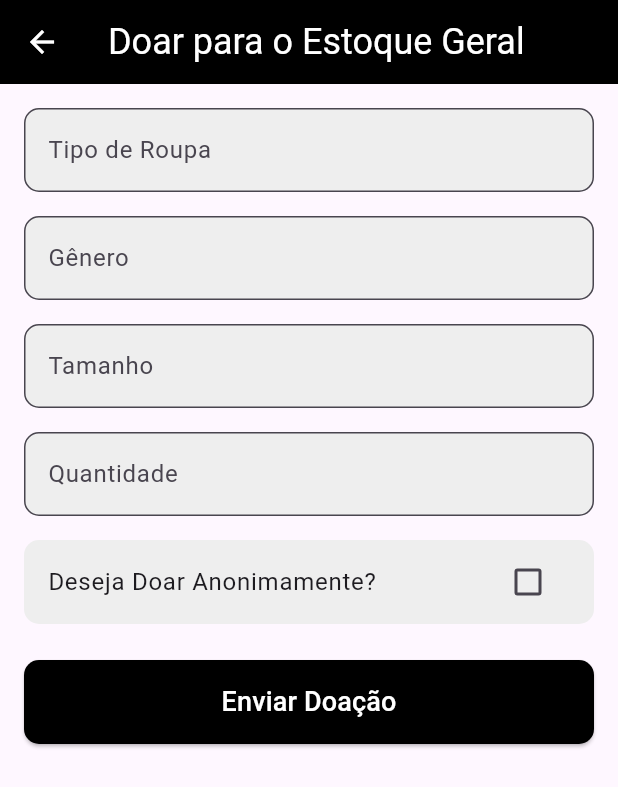
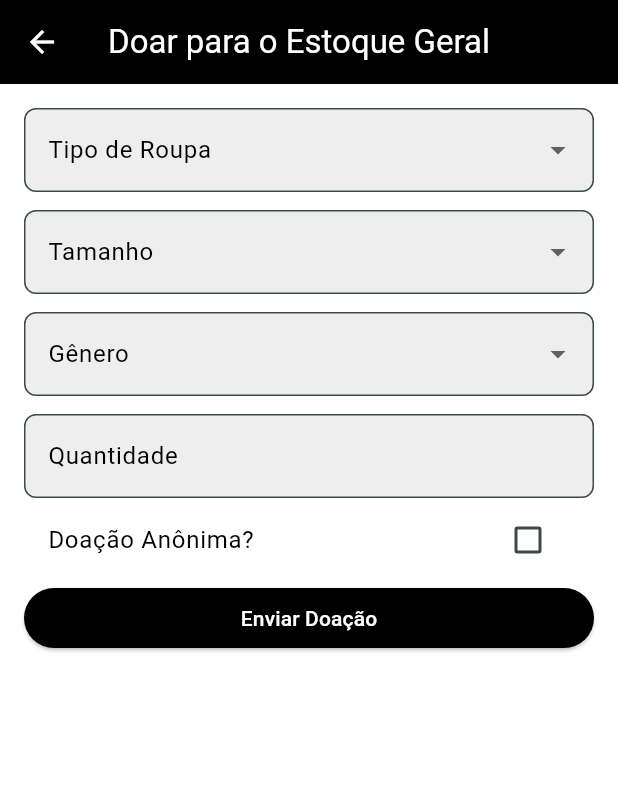
Before and after one commit to JeffersonRCampos/Doa_Roupa_Flutter_projeto1.0, a Flutter app: the NovaDoacao screen opened directly, on a phone screen of 412 x 824 dp. Shown: the top 787 px of the screen. Run offline on Flutter 3.47's test engine with Material 3 defaults, Android fonts, the light colour scheme and no system bars; our stand-ins replace image_picker, supabase_flutter; accounts and stored records are empty.

Commit message:
a'
final?

```diff
--- a/lib/tela/doacao.dart
+++ b/lib/tela/doacao.dart
@@ -16,10 +16,23 @@ class _NovaDoacaoState extends State<NovaDoacao> {
   bool _anonimo = false;
   final RoupaDatabase _database = RoupaDatabase();
 
-  // Lista de itens pedidos pela atividade
   List<Map<String, dynamic>> _itensAtividade = [];
-  // Item selecionado pelo usuário (preenche automaticamente tipo, gênero e tamanho)
   Map<String, dynamic>? _itemSelecionado;
+
+  final List<String> _tiposRoupa = [
+    "Calça",
+    "Camisa",
+    "Bermuda",
+    "Vestido",
+    "Casaco",
+    "Blusa"
+  ];
+  final List<String> _tamanhos = ["Infantil", "P", "M", "G", "GG"];
+  final List<String> _generos = ["Masculino", "Feminino", "Unissex"];
+
+  String? _tipoRoupaSelecionado;
+  String? _tamanhoSelecionado;
+  String? _generoSelecionado;
 
   @override
   void initState() {
@@ -36,9 +49,9 @@ class _NovaDoacaoState extends State<NovaDoacao> {
           .select('itens')
           .eq('id', widget.atividadeId!)
           .single();
-      final data = response;
       setState(() {
-        _itensAtividade = List<Map<String, dynamic>>.from(data['itens'] ?? []);
+        _itensAtividade =
+            List<Map<String, dynamic>>.from(response['itens'] ?? []);
       });
     } catch (error) {
       ScaffoldMessenger.of(context).showSnackBar(
@@ -47,30 +60,33 @@ class _NovaDoacaoState extends State<NovaDoacao> {
   }
 
   void _selecionarItem(Map<String, dynamic> item) {
-    setState(() {
-      _itemSelecionado = item;
-    });
+    setState(() => _itemSelecionado = item);
   }
 
   Future<void> _registrarDoacao() async {
-    if (_itemSelecionado == null || _quantidadeController.text.isEmpty) {
+    if (_itemSelecionado == null &&
+        (_tipoRoupaSelecionado == null ||
+            _tamanhoSelecionado == null ||
+            _generoSelecionado == null)) {
       ScaffoldMessenger.of(context).showSnackBar(const SnackBar(
-          content: Text('Selecione um item e informe a quantidade.')));
+          content: Text('Selecione um item ou preencha os campos.')));
       return;
     }
-    // Cria o mapa de dados da doação
+
     final Map<String, dynamic> doacaoMap = {
       'doador_id': Supabase.instance.client.auth.currentUser?.id ?? '',
-      'tipo_roupa': _itemSelecionado!['tipo_roupa'] ?? '',
-      'genero': _itemSelecionado!['genero'] ?? '',
-      'tamanho': _itemSelecionado!['tamanho'] ?? '',
+      'tipo_roupa': _itemSelecionado?['tipo_roupa'] ?? _tipoRoupaSelecionado,
+      'genero': _itemSelecionado?['genero'] ?? _generoSelecionado,
+      'tamanho': _itemSelecionado?['tamanho'] ?? _tamanhoSelecionado,
       'quantidade': int.parse(_quantidadeController.text),
       'anonimo': _anonimo,
       'status': 'pendente',
     };
+
     if (widget.atividadeId != null) {
       doacaoMap['atividade_id'] = widget.atividadeId;
     }
+
     try {
       await _database.client.from('doacoes').insert(doacaoMap);
       Navigator.pushReplacement(
@@ -79,7 +95,8 @@ class _NovaDoacaoState extends State<NovaDoacao> {
           builder: (_) => Agradecimento(
             nomeDoador: _anonimo ? 'Anônimo' : 'Usuário',
             quantidade: int.parse(_quantidadeController.text),
-            tipoRoupa: _itemSelecionado!['tipo_roupa'] ?? '',
+            tipoRoupa:
+                _itemSelecionado?['tipo_roupa'] ?? _tipoRoupaSelecionado!,
           ),
         ),
       );
@@ -89,21 +106,29 @@ class _NovaDoacaoState extends State<NovaDoacao> {
     }
   }
 
+  InputDecoration campo(String label) {
+    return InputDecoration(
+      labelText: label,
+      filled: true,
+      fillColor: Colors.grey[200],
+      border: OutlineInputBorder(borderRadius: BorderRadius.circular(8)),
+      labelStyle: const TextStyle(color: Colors.black),
+    );
+  }
+
   @override
   Widget build(BuildContext context) {
     return Scaffold(
+      backgroundColor: Colors.white,
       appBar: AppBar(
         title: Text(
           widget.atividadeId == null
               ? 'Doar para o Estoque Geral'
               : 'Doar para uma Causa',
-          style: const TextStyle(color: Colors.white, fontSize: 24),
+          style: const TextStyle(color: Colors.white),
         ),
         backgroundColor: Colors.black,
-        leading: IconButton(
-          icon: const Icon(Icons.arrow_back, color: Colors.white),
-          onPressed: () => Navigator.pop(context),
-        ),
+        iconTheme: const IconThemeData(color: Colors.white),
       ),
       body: Padding(
         padding: const EdgeInsets.all(16.0),
@@ -112,91 +137,79 @@ class _NovaDoacaoState extends State<NovaDoacao> {
           children: [
             if (widget.atividadeId != null && _itensAtividade.isNotEmpty) ...[
               const Text('Selecione o item solicitado:',
-                  style: TextStyle(fontSize: 18, fontWeight: FontWeight.bold)),
-              const SizedBox(height: 8),
+                  style: TextStyle(color: Colors.black)),
               Expanded(
                 child: ListView(
                   children: _itensAtividade.map((item) {
                     return RadioListTile<Map<String, dynamic>>(
                       title: Text(
-                          'Tipo: ${item['tipo_roupa']} - Tamanho: ${item['tamanho']} - Gênero: ${item['genero']}'),
-                      subtitle: Text('Qtd solicitada: ${item['quantidade']}'),
+                        '${item['tipo_roupa']} - ${item['tamanho']} - ${item['genero']}',
+                        style: const TextStyle(color: Colors.black),
+                      ),
                       value: item,
                       groupValue: _itemSelecionado,
+                      activeColor: Colors.black,
                       onChanged: (value) => _selecionarItem(value!),
                     );
                   }).toList(),
                 ),
               ),
             ] else ...[
-              // Caso não haja atividade associada, os campos podem ser preenchidos manualmente (opcional)
-              TextFormField(
-                decoration: InputDecoration(
-                  labelText: 'Tipo de Roupa',
-                  border: OutlineInputBorder(
-                      borderRadius: BorderRadius.circular(10)),
-                  filled: true,
-                  fillColor: Colors.grey[200],
-                ),
+              DropdownButtonFormField<String>(
+                decoration: campo('Tipo de Roupa'),
+                items: _tiposRoupa
+                    .map(
+                      (tipo) =>
+                          DropdownMenuItem(value: tipo, child: Text(tipo)),
+                    )
+                    .toList(),
+                onChanged: (value) =>
+                    setState(() => _tipoRoupaSelecionado = value),
               ),
-              const SizedBox(height: 16),
-              TextFormField(
-                decoration: InputDecoration(
-                  labelText: 'Gênero',
-                  border: OutlineInputBorder(
-                      borderRadius: BorderRadius.circular(10)),
-                  filled: true,
-                  fillColor: Colors.grey[200],
-                ),
+              const SizedBox(height: 12),
+              DropdownButtonFormField<String>(
+                decoration: campo('Tamanho'),
+                items: _tamanhos
+                    .map(
+                      (tam) => DropdownMenuItem(value: tam, child: Text(tam)),
+                    )
+                    .toList(),
+                onChanged: (value) =>
+                    setState(() => _tamanhoSelecionado = value),
               ),
-              const SizedBox(height: 16),
-              TextFormField(
-                decoration: InputDecoration(
-                  labelText: 'Tamanho',
-                  border: OutlineInputBorder(
-                      borderRadius: BorderRadius.circular(10)),
-                  filled: true,
-                  fillColor: Colors.grey[200],
-                ),
+              const SizedBox(height: 12),
+              DropdownButtonFormField<String>(
+                decoration: campo('Gênero'),
+                items: _generos
+                    .map(
+                      (gen) => DropdownMenuItem(value: gen, child: Text(gen)),
+                    )
+                    .toList(),
+                onChanged: (value) =>
+                    setState(() => _generoSelecionado = value),
               ),
             ],
-            const SizedBox(height: 16),
-            // Campo para informar a quantidade manualmente
+            const SizedBox(height: 12),
             TextFormField(
               controller: _quantidadeController,
-              decoration: InputDecoration(
-                labelText: 'Quantidade',
-                border:
-                    OutlineInputBorder(borderRadius: BorderRadius.circular(10)),
-                filled: true,
-                fillColor: Colors.grey[200],
-              ),
+              decoration: campo('Quantidade'),
               keyboardType: TextInputType.number,
             ),
-            const SizedBox(height: 16),
             CheckboxListTile(
-              title: const Text('Deseja Doar Anonimamente?'),
+              title: const Text('Doação Anônima?',
+                  style: TextStyle(color: Colors.black)),
               value: _anonimo,
-              onChanged: (value) {
-                setState(() {
-                  _anonimo = value ?? false;
-                });
-              },
-              tileColor: Colors.grey[200],
-              shape: RoundedRectangleBorder(
-                  borderRadius: BorderRadius.circular(10)),
+              activeColor: Colors.black,
+              checkColor: Colors.white,
+              onChanged: (value) => setState(() => _anonimo = value ?? false),
             ),
-            const SizedBox(height: 24),
             ElevatedButton(
-              onPressed: _registrarDoacao,
               style: ElevatedButton.styleFrom(
                 backgroundColor: Colors.black,
-                padding: const EdgeInsets.symmetric(vertical: 15),
-                shape: RoundedRectangleBorder(
-                    borderRadius: BorderRadius.circular(10)),
+                foregroundColor: Colors.white,
               ),
-              child: const Text('Enviar Doação',
-                  style: TextStyle(color: Colors.white, fontSize: 18)),
+              onPressed: _registrarDoacao,
+              child: const Text('Enviar Doação'),
             ),
           ],
         ),
```
Also changed, not shown: lib/main.dart (+7 -3 lines), lib/tela/Vertodasatividades.dart (+20 -7 lines), lib/tela/confirmar_doacoes.dart (+17 -17 lines), lib/tela/criar_atividade.dart (+68 -119 lines), lib/tela/estoque.dart (+6 -2 lines), pubspec.yaml (+4 -5 lines), pubspec.lock, 1 other file.
